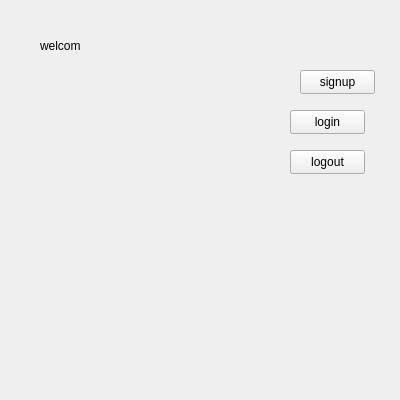
Old version of the form project_1/menu.ui in the repository mobinamassah/Messenger_project.
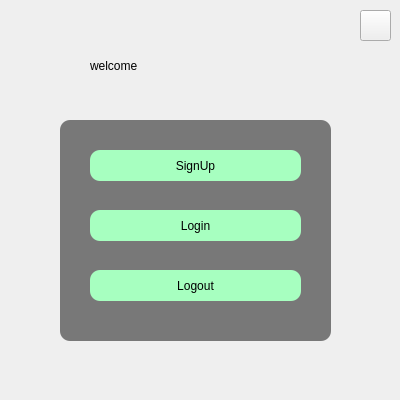
New version of the form. Icons and pictures are not drawn.

```diff
--- a/project_1/menu.ui
+++ b/project_1/menu.ui
@@ -53,56 +53,120 @@
     <string/>
    </property>
   </widget>
-  <widget class="QPushButton" name="pushButton">
+  <widget class="QFrame" name="frame">
    <property name="geometry">
     <rect>
-     <x>300</x>
-     <y>70</y>
-     <width>75</width>
-     <height>24</height>
+     <x>60</x>
+     <y>120</y>
+     <width>271</width>
+     <height>221</height>
     </rect>
    </property>
-   <property name="text">
-    <string>signup</string>
+   <property name="styleSheet">
+    <string notr="true">QFrame{
+border-rAdius:10px;
+background-color:rgba(0,0,0,0.5)
+}</string>
    </property>
-  </widget>
-  <widget class="QPushButton" name="pushButton_2">
-   <property name="geometry">
-    <rect>
-     <x>290</x>
-     <y>110</y>
-     <width>75</width>
-     <height>24</height>
-    </rect>
+   <property name="frameShape">
+    <enum>QFrame::StyledPanel</enum>
    </property>
-   <property name="text">
-    <string>login</string>
+   <property name="frameShadow">
+    <enum>QFrame::Raised</enum>
    </property>
+   <widget class="QPushButton" name="pushButton">
+    <property name="geometry">
+     <rect>
+      <x>30</x>
+      <y>30</y>
+      <width>211</width>
+      <height>31</height>
+     </rect>
+    </property>
+    <property name="styleSheet">
+     <string notr="true">color: rgb(0, 0, 0);
+background-color: rgb(167, 255, 192);
+
+border-rAdius:10px;
+font: 18pt &quot;Courgette&quot;;</string>
+    </property>
+    <property name="text">
+     <string>SignUp</string>
+    </property>
+   </widget>
+   <widget class="QPushButton" name="pushButton_2">
+    <property name="geometry">
+     <rect>
+      <x>30</x>
+      <y>90</y>
+      <width>211</width>
+      <height>31</height>
+     </rect>
+    </property>
+    <property name="styleSheet">
+     <string notr="true">color: rgb(0, 0, 0);
+background-color: rgb(167, 255, 192);
+
+border-rAdius:10px;
+font: 18pt &quot;Courgette&quot;;
+</string>
+    </property>
+    <property name="text">
+     <string>Login</string>
+    </property>
+   </widget>
+   <widget class="QPushButton" name="pushButton_3">
+    <property name="geometry">
+     <rect>
+      <x>30</x>
+      <y>150</y>
+      <width>211</width>
+      <height>31</height>
+     </rect>
+    </property>
+    <property name="styleSheet">
+     <string notr="true">color: rgb(0, 0, 0);
+background-color: rgb(167, 255, 192);
+
+border-rAdius:10px;
+font: 18pt &quot;Courgette&quot;;</string>
+    </property>
+    <property name="text">
+     <string>Logout</string>
+    </property>
+   </widget>
   </widget>
-  <widget class="QPushButton" name="pushButton_3">
+  <widget class="QPushButton" name="pushButton_4">
    <property name="geometry">
     <rect>
-     <x>290</x>
-     <y>150</y>
-     <width>75</width>
-     <height>24</height>
+     <x>360</x>
+     <y>10</y>
+     <width>31</width>
+     <height>31</height>
     </rect>
    </property>
+   <property name="styleSheet">
+    <string notr="true">border-image: url(:/exit/6276642.png);</string>
+   </property>
    <property name="text">
-    <string>logout</string>
+    <string/>
    </property>
   </widget>
   <widget class="QLabel" name="label_2">
    <property name="geometry">
     <rect>
-     <x>40</x>
+     <x>90</x>
      <y>30</y>
-     <width>91</width>
-     <height>31</height>
+     <width>231</width>
+     <height>71</height>
     </rect>
    </property>
+   <property name="styleSheet">
+    <string notr="true">font: 60pt &quot;Cookie&quot;;
+color: rgb(0, 0, 0);</string>
+   </property>
    <property name="text">
-    <string>welcom</string>
+    <string>welcome</string>
    </property>
   </widget>
  </widget>
```
